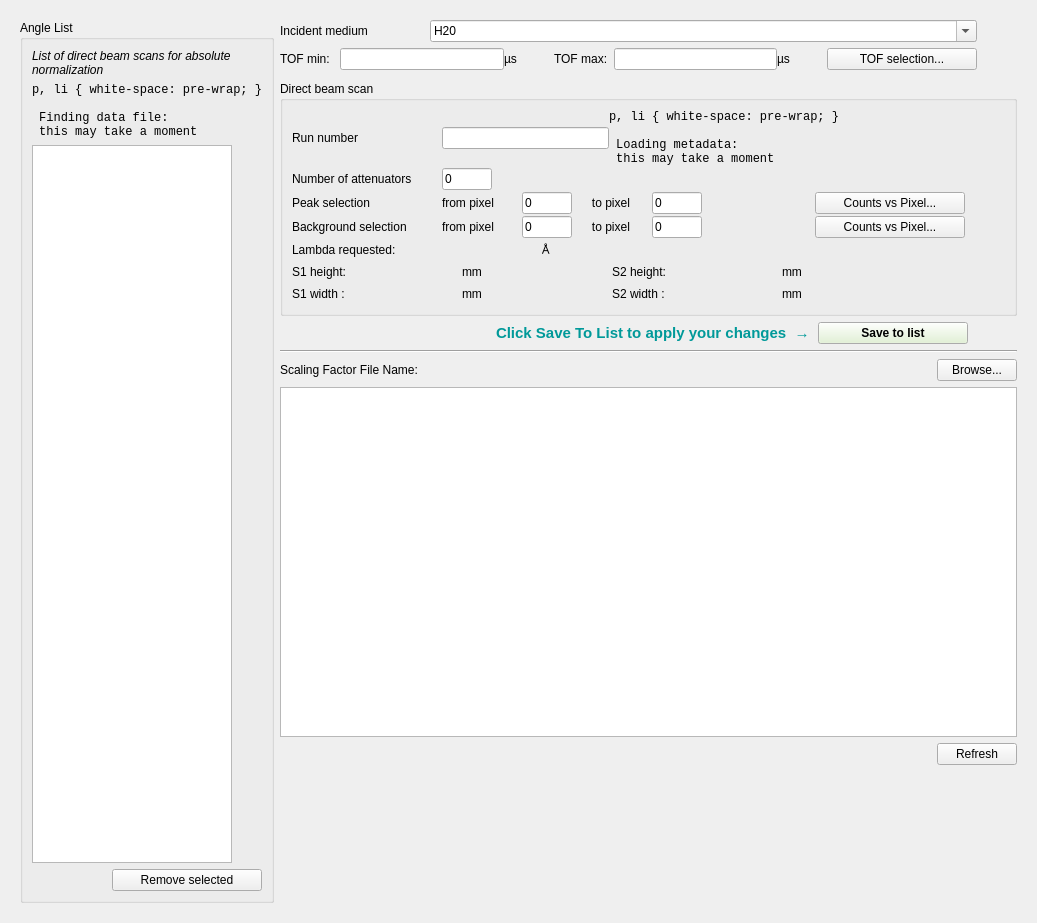
This is Code/Mantid/scripts/Interface/ui/reflectometer/refl_sf_calculator.ui in mantidproject/mantid as Qt 5 draws it before an edit. The edited form follows.
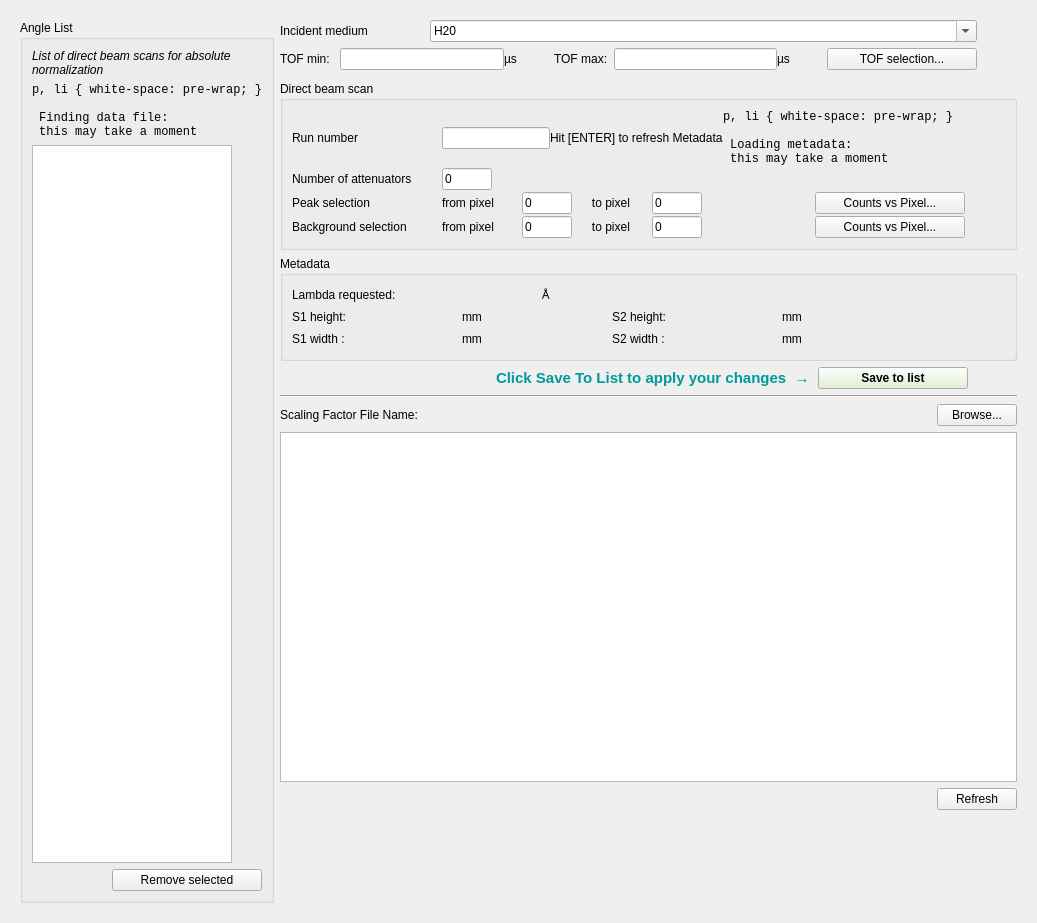
This is the edited form.

Commit message: Improved interaction with gui when loading data run. Loading configurationf file with a SF file defined will now refresh the preview of that file. This refs #5071

Diff of the .ui file:
```diff
--- a/Code/Mantid/scripts/Interface/ui/reflectometer/refl_sf_calculator.ui
+++ b/Code/Mantid/scripts/Interface/ui/reflectometer/refl_sf_calculator.ui
@@ -36,8 +36,8 @@
        <rect>
         <x>0</x>
         <y>0</y>
-        <width>1013</width>
-        <height>899</height>
+        <width>998</width>
+        <height>930</height>
        </rect>
       </property>
       <layout class="QVBoxLayout" name="verticalLayout_7">
@@ -484,6 +484,13 @@
                       </property>
                      </widget>
                     </item>
+                    <item>
+                     <widget class="QLabel" name="label_3">
+                      <property name="text">
+                       <string>Hit [ENTER] to refresh Metadata</string>
+                      </property>
+                     </widget>
+                    </item>
                     <item>
                      <widget class="QLabel" name="data_run_number_processing">
                       <property name="font">
@@ -973,8 +980,26 @@
                     </item>
                    </layout>
                   </item>
+                 </layout>
+                </widget>
+               </item>
+               <item>
+                <widget class="QGroupBox" name="groupBox_2">
+                 <property name="sizePolicy">
+                  <sizepolicy hsizetype="Preferred" vsizetype="Preferred">
+                   <horstretch>0</horstretch>
+                   <verstretch>0</verstretch>
+                  </sizepolicy>
+                 </property>
+                 <property name="title">
+                  <string>Metadata</string>
+                 </property>
+                 <layout class="QVBoxLayout" name="verticalLayout_2">
+                  <property name="spacing">
+                   <number>2</number>
+                  </property>
                   <item>
-                   <layout class="QHBoxLayout" name="horizontalLayout_5">
+                   <layout class="QHBoxLayout" name="horizontalLayout_18">
                     <property name="spacing">
                      <number>0</number>
                     </property>
@@ -1060,12 +1085,12 @@
                    </layout>
                   </item>
                   <item>
-                   <layout class="QHBoxLayout" name="horizontalLayout_20">
+                   <layout class="QHBoxLayout" name="horizontalLayout_21">
                     <property name="spacing">
                      <number>0</number>
                     </property>
                     <item>
-                     <widget class="QLabel" name="label_3">
+                     <widget class="QLabel" name="label_24">
                       <property name="minimumSize">
                        <size>
                         <width>70</width>
@@ -1200,7 +1225,7 @@
                    </layout>
                   </item>
                   <item>
-                   <layout class="QHBoxLayout" name="horizontalLayout_22">
+                   <layout class="QHBoxLayout" name="horizontalLayout_23">
                     <property name="spacing">
                      <number>0</number>
                     </property>
@@ -1246,7 +1271,7 @@
                      </widget>
                     </item>
                     <item>
-                     <widget class="QLabel" name="det_angle_unit_label_3">
+                     <widget class="QLabel" name="det_angle_unit_label_7">
                       <property name="minimumSize">
                        <size>
                         <width>150</width>
@@ -1306,7 +1331,7 @@
                      </widget>
                     </item>
                     <item>
-                     <widget class="QLabel" name="det_angle_unit_label_4">
+                     <widget class="QLabel" name="det_angle_unit_label_3">
                       <property name="minimumSize">
                        <size>
                         <width>100</width>
```
Left out of the diff: 16 changed lines with no effect on the pictures. The commit also changes 2 other files.
